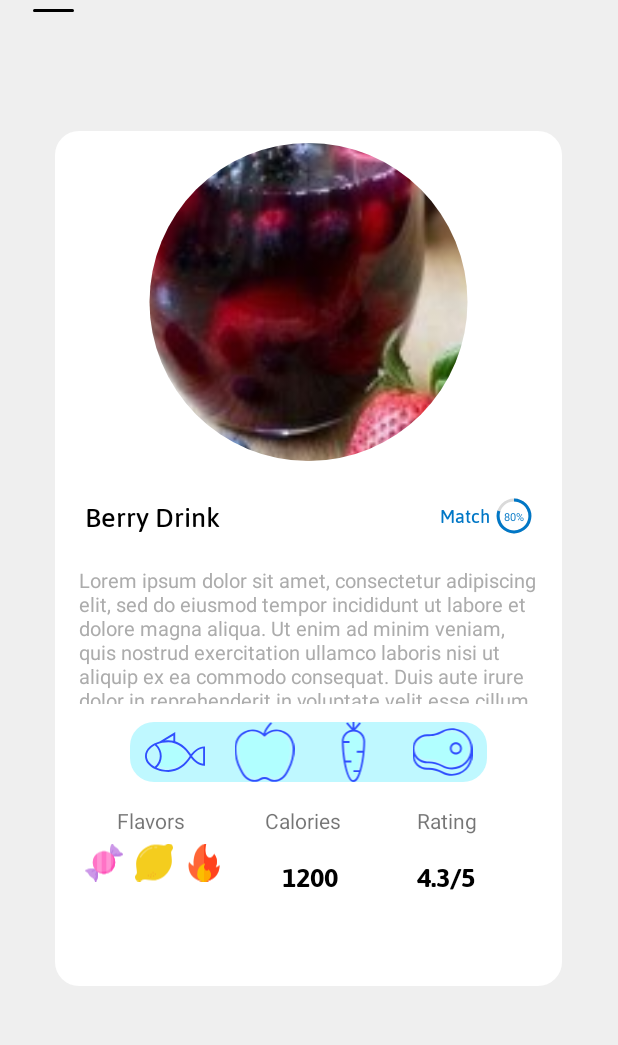
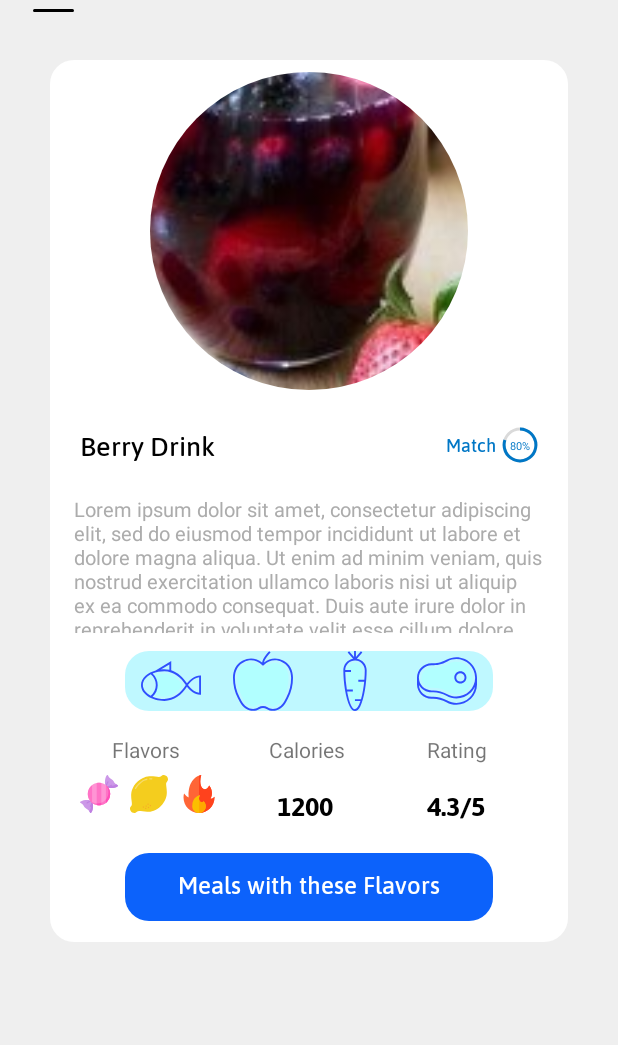
Before and after one commit to DmytroDyshuk/MealOptions, an Android app: the layout second_screen.xml on its own in the app's theme, with its tools: preview values and no code run, on a phone screen of 412 x 824 dp, the part 73-1118 px from its top. Run offline under Robolectric (Android 15) with nearby library versions, the phone set to English and light mode, and no system bars; plain views replace PorterShapeImageView.

Commit message:
added new screen ver 0.2

```diff
--- a/app/src/main/java/com/example/mealoptions/MainActivity.kt
+++ b/app/src/main/java/com/example/mealoptions/MainActivity.kt
@@ -1,13 +1,17 @@
 package com.example.mealoptions
 
 
+import android.content.Intent
 import androidx.appcompat.app.AppCompatActivity
 import android.os.Bundle
 import androidx.recyclerview.widget.LinearLayoutManager
+import androidx.recyclerview.widget.RecyclerView
 import kotlinx.android.synthetic.main.activity_main.*
+import kotlinx.android.synthetic.main.item_food_layout.*
+import kotlinx.android.synthetic.main.second_screen.*
 
 
-     class MainActivity : AppCompatActivity() {
+class MainActivity : AppCompatActivity() {
 
     override fun onCreate(savedInstanceState: Bundle?) {
         super.onCreate(savedInstanceState)
@@ -20,6 +24,9 @@ import kotlinx.android.synthetic.main.activity_main.*
             }
         })
 
+        btn_new_screen.setOnClickListener{
+            startActivity(Intent(this, new_screen::class.java))
+        }
 
     }
 
--- /dev/null
+++ b/app/src/main/res/drawable/shape_button_blue.xml
@@ -0,0 +1,12 @@
+<?xml version="1.0" encoding="utf-8"?>
+
+<selector
+    xmlns:android="http://schemas.android.com/apk/res/android">
+
+    <item>
+        <shape android:shape="rectangle">
+            <solid android:color="#0C62FB"/>
+            <corners android:radius="16dp"/>
+        </shape>
+    </item>
+</selector>
--- a/app/src/main/res/layout/item_food_layout.xml
+++ b/app/src/main/res/layout/item_food_layout.xml
@@ -1,5 +1,6 @@
 <?xml version="1.0" encoding="utf-8"?>
 <LinearLayout
+    android:id="@+id/btn_new_screen"
     xmlns:android="http://schemas.android.com/apk/res/android"
     xmlns:app="http://schemas.android.com/apk/res-auto"
     android:layout_width="match_parent"
--- a/app/src/main/res/layout/second_screen.xml
+++ b/app/src/main/res/layout/second_screen.xml
@@ -1,5 +1,6 @@
 <?xml version="1.0" encoding="utf-8"?>
 <androidx.constraintlayout.widget.ConstraintLayout
+    android:id="@+id/new_screen"
     xmlns:android="http://schemas.android.com/apk/res/android"
     xmlns:app="http://schemas.android.com/apk/res-auto"
     xmlns:tools="http://schemas.android.com/tools"
@@ -40,15 +41,13 @@
         app:layout_constraintStart_toStartOf="parent"/>
 
     <LinearLayout
-        android:layout_width="338dp"
-        android:layout_height="570dp"
+        android:layout_width="345dp"
+        android:layout_height="588dp"
         android:layout_marginStart="32dp"
         android:layout_marginTop="40dp"
         android:layout_marginEnd="32dp"
-        android:layout_marginBottom="71dp"
         android:background="@drawable/shape_white_background"
         android:orientation="vertical"
-        app:layout_constraintBottom_toBottomOf="parent"
         app:layout_constraintEnd_toEndOf="parent"
         app:layout_constraintHorizontal_bias="0.444"
         app:layout_constraintStart_toStartOf="parent"
@@ -134,7 +133,7 @@
             android:layout_marginStart="8dp"
             android:layout_marginTop="8dp"
             android:layout_marginEnd="8dp"
-            android:orientation="horizontal">
+            android:orientation="vertical">
 
             <TextView
                 android:id="@+id/tvDescription"
@@ -188,11 +187,10 @@
 
         <LinearLayout
             android:layout_width="match_parent"
-            android:layout_height="match_parent"
+            android:layout_height="wrap_content"
             android:layout_marginStart="12dp"
             android:layout_marginTop="12dp"
             android:layout_marginEnd="12dp"
-            android:layout_marginBottom="60dp"
             android:orientation="horizontal">
 
             <LinearLayout
@@ -251,7 +249,7 @@
                 <TextView
                     android:layout_width="wrap_content"
                     android:layout_height="wrap_content"
-                    android:layout_marginStart="24dp"
+                    android:layout_marginStart="30dp"
                     android:text="Calories" />
 
                 <TextView
@@ -277,13 +275,13 @@
                 <TextView
                     android:layout_width="wrap_content"
                     android:layout_height="wrap_content"
-                    android:layout_marginStart="25dp"
+                    android:layout_marginStart="35dp"
                     android:text="Rating" />
 
                 <TextView
                     android:layout_width="wrap_content"
                     android:layout_height="wrap_content"
-                    android:layout_marginStart="25dp"
+                    android:layout_marginStart="35dp"
                     android:layout_marginTop="15dp"
                     android:fontFamily="@font/asap_bold"
                     android:text="4.3/5"
@@ -293,6 +291,27 @@
 
         </LinearLayout>
 
+        <LinearLayout
+            android:layout_width="match_parent"
+            android:layout_height="45dp"
+            android:layout_marginTop="15dp"
+            android:layout_marginStart="50dp"
+            android:layout_marginEnd="50dp"
+            android:background="@drawable/shape_button_blue"
+            android:orientation="horizontal">
+
+            <TextView
+                android:layout_width="wrap_content"
+                android:layout_height="wrap_content"
+                android:layout_marginStart="35dp"
+                android:layout_marginTop="10dp"
+                android:fontFamily="@font/asap_medium"
+                android:text="Meals with these Flavors"
+                android:textColor="#FFF"
+                android:textSize="16sp" />
+
+        </LinearLayout>
+
     </LinearLayout>
 
 </androidx.constraintlayout.widget.ConstraintLayout>
```
